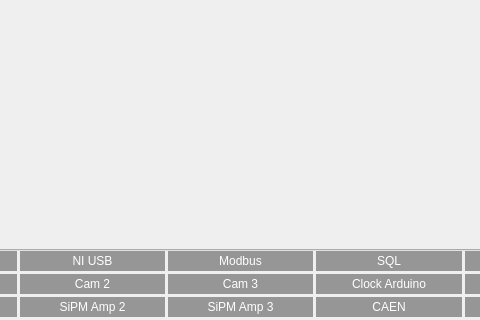
Before: the Qt Designer form ui/mainwindow.ui in SBC-Collaboration/SBC-RunControl, drawn with Qt 5; both pictures show x 239 to 719 and y 430 to 750 of the 1000 by 750 pixel window.
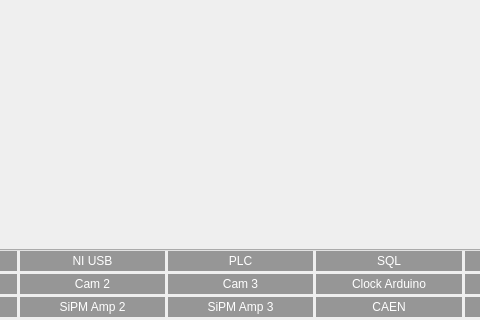
After: the same form once the commit is applied. The open tabs and pages were chosen to show the change. Icons and pictures are not drawn. Custom widgets are drawn as their Qt base class.

Commit message: Rename Modbus module to PLC

Patch:
```diff
--- a/ui/mainwindow.ui
+++ b/ui/mainwindow.ui
@@ -1364,7 +1364,7 @@
 background-color: #969696;</string>
           </property>
           <property name="text">
-           <string>Modbus</string>
+           <string>PLC</string>
           </property>
           <property name="alignment">
            <set>Qt::AlignmentFlag::AlignCenter</set>
```
Left out of the diff: 14 changed lines with no effect on the pictures. The commit also changes 2 other files.
